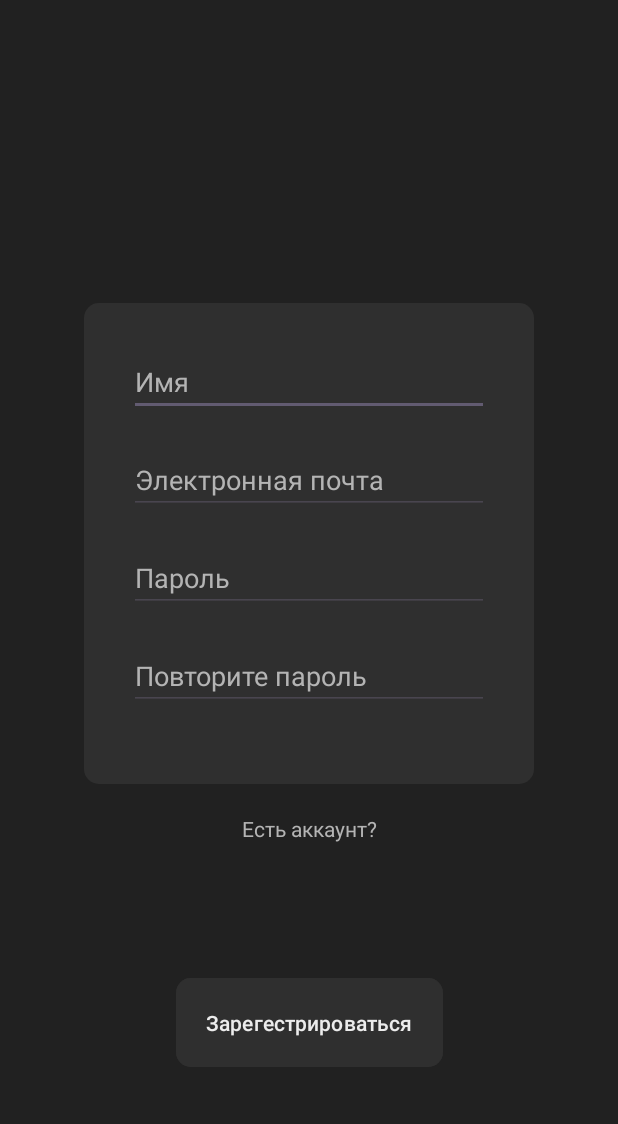
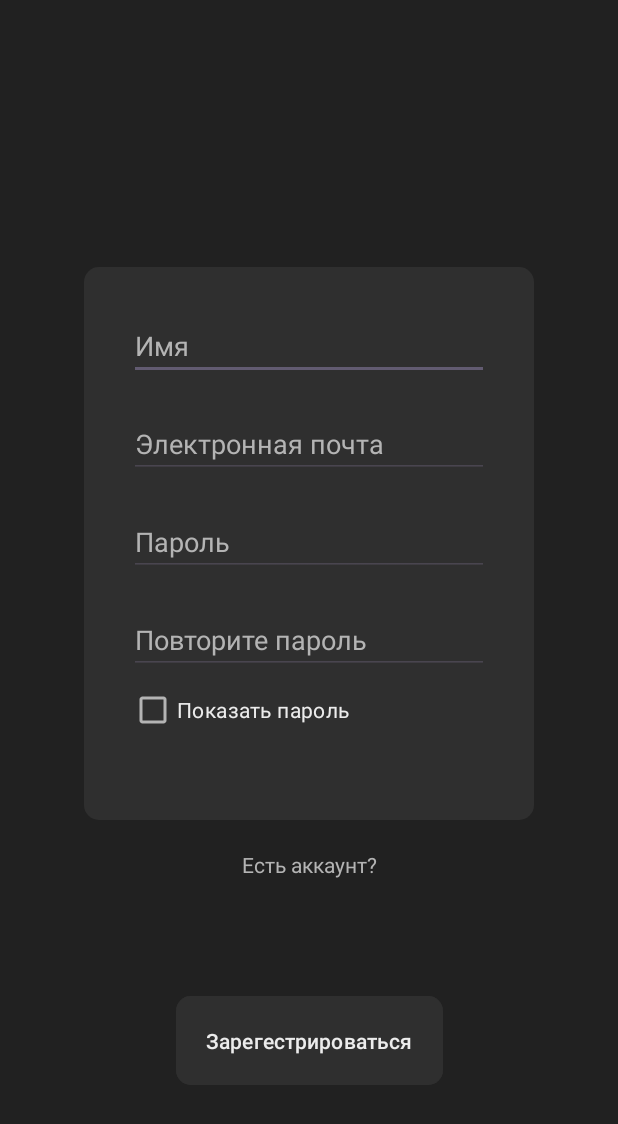
Before and after one commit to VashaAkulka/ConversationHelper, an Android app: the screen it shows after launch (RegistrationActivity), on a phone screen of 412 x 824 dp. Shown: the top 1124 px of the screen. Run offline under Robolectric (Android 15) with nearby library versions, the phone set to English and light mode, and no system bars; our stand-ins replace Firebase (no records; nobody signed in at launch, a user with empty details on screens opened directly).

Commit message:
show password, fix comment bugs

```diff
--- a/app/src/main/java/com/example/conversationhelper/db/repository/CommentRepository.java
+++ b/app/src/main/java/com/example/conversationhelper/db/repository/CommentRepository.java
@@ -7,6 +7,7 @@ import com.google.firebase.firestore.FirebaseFirestore;
 import com.google.firebase.firestore.QueryDocumentSnapshot;
 
 import java.util.ArrayList;
+import java.util.Comparator;
 import java.util.List;
 import java.util.concurrent.CompletableFuture;
 
@@ -28,6 +29,7 @@ public class CommentRepository {
                            Comment comment = document.toObject(Comment.class);
                            commentList.add(comment);
                        }
+                       commentList.sort(Comparator.comparing(Comment::getCreateTime));
                        future.complete(commentList);
                    }
                 });
--- a/app/src/main/res/layout/activity_registration.xml
+++ b/app/src/main/res/layout/activity_registration.xml
@@ -40,7 +40,8 @@
             android:layout_marginBottom="20dp"
             android:textColor="@color/text_color"
             android:inputType="textEmailAddress"
-            android:autofillHints="emailAddress"/>
+            android:autofillHints="emailAddress"
+            android:textStyle="normal"/>
         <EditText
             android:id="@+id/edit_user_password_reg"
             android:layout_width="match_parent"
@@ -50,7 +51,8 @@
             android:layout_marginBottom="20dp"
             android:textColor="@color/text_color"
             android:inputType="textPassword"
-            android:autofillHints="password"/>
+            android:autofillHints="password"
+            android:textStyle="normal"/>
         <EditText
             android:id="@+id/edit_user_password_repeat_reg"
             android:layout_width="match_parent"
@@ -60,6 +62,15 @@
             android:textColor="@color/text_color"
             android:inputType="textPassword"
             android:autofillHints="password"/>
+
+        <CheckBox
+            android:layout_width="match_parent"
+            android:layout_height="wrap_content"
+            android:text="@string/show_password"
+            android:textColor="@color/text_color"
+            android:onClick="OnClickShowPassword"
+            android:buttonTint="@color/hint_color"/>
+
         <TextView
             android:id="@+id/error_text_registration_form"
             android:layout_width="wrap_content"
--- a/app/src/main/res/values/strings.xml
+++ b/app/src/main/res/values/strings.xml
@@ -31,4 +31,5 @@
     <string name="create_button">Создать</string>
     <string name="comments_text">Комментарии:</string>
     <string name="comment_hint">Добавить комментарий</string>
+    <string name="show_password">Показать пароль</string>
 </resources>
--- a/build.gradle.kts
+++ b/build.gradle.kts
@@ -5,5 +5,5 @@ buildscript {
 }
 // Top-level build file where you can add configuration options common to all sub-projects/modules.
 plugins {
-    id("com.android.application") version "8.2.2" apply false
+    id("com.android.application") version "8.0.2" apply false
 }
```
Also changed, not shown: app/src/main/java/com/example/conversationhelper/ArticleActivity.java (+7 -2 lines), app/src/main/java/com/example/conversationhelper/RegistrationActivity.java (+16 -3 lines), app/src/main/java/com/example/conversationhelper/adapter/CommentAdapter.java (+12 -7 lines), app/src/main/res/layout/list_item_comment.xml (+9 -8 lines).
